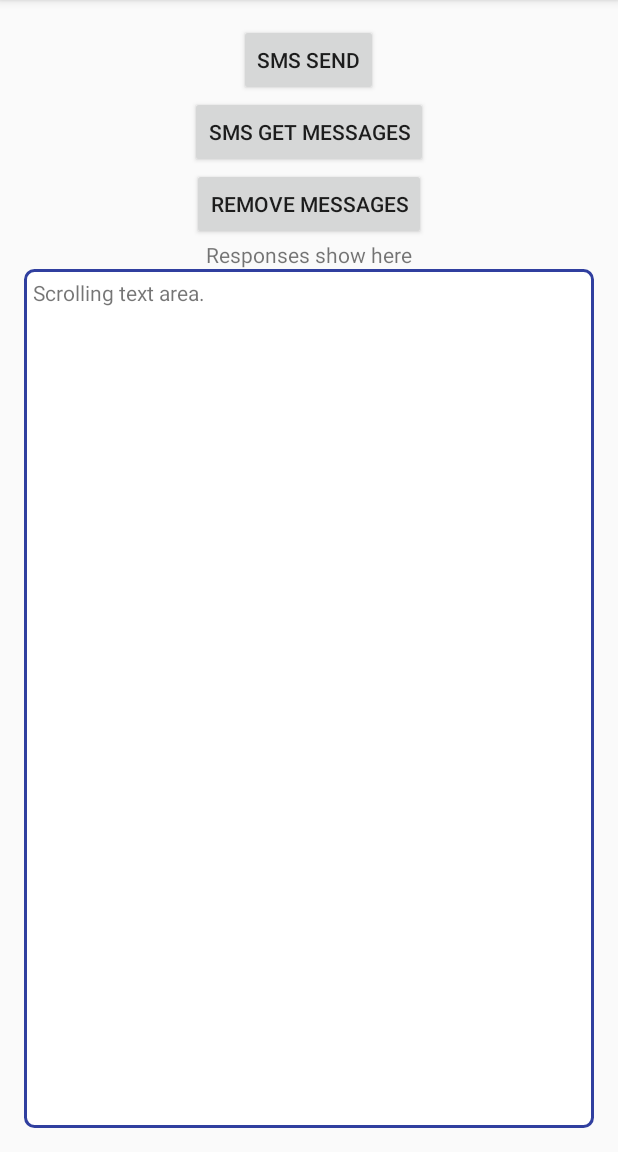
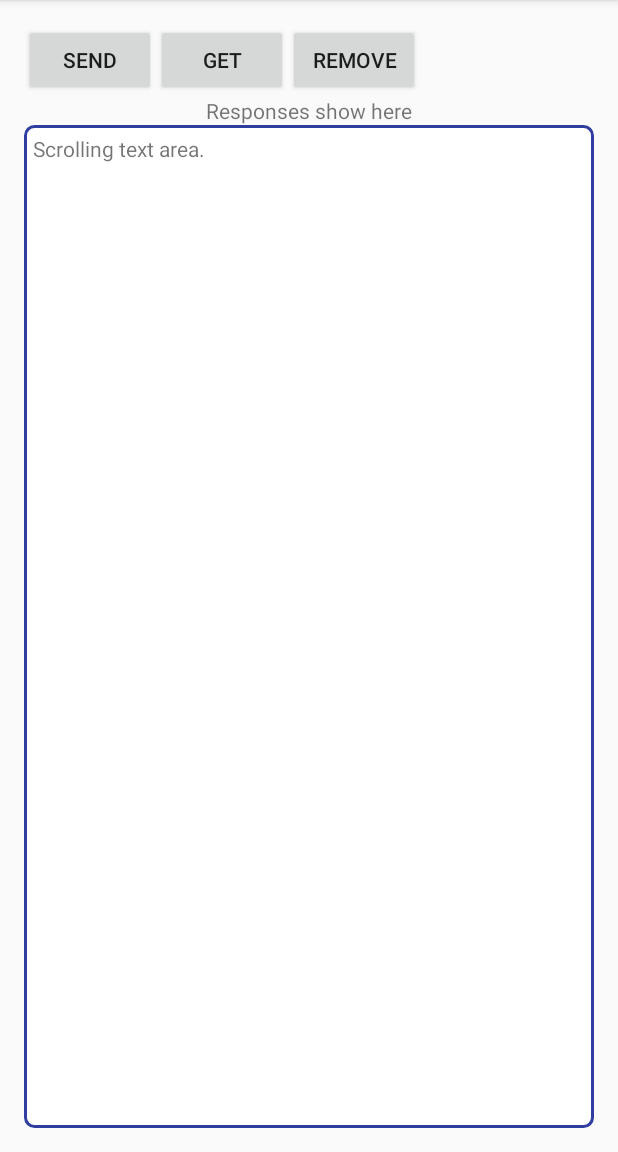
Before and after one commit to tigerfarm/OwlMessaging, an Android app: the screen it shows after launch (MainActivity), on a phone screen of 412 x 824 dp, the part 84-1236 px from its top. Run offline under Robolectric (Android 15) with nearby library versions, the phone set to English and light mode, and no system bars; pictures from the network do not load; 2 statements that could not run were skipped.

Commit message:
Align buttons at the top, and practising commit and push.

```diff
--- a/app/src/main/res/layout/activity_main.xml
+++ b/app/src/main/res/layout/activity_main.xml
@@ -16,24 +16,21 @@
         android:layout_width="wrap_content"
         android:layout_height="wrap_content"
         android:layout_alignParentTop="true"
-        android:layout_centerHorizontal="true"
-        android:text="SMS Send"/>
+        android:text="Send"/>
 
     <Button
         android:id="@+id/synchronousGet"
         android:layout_width="wrap_content"
         android:layout_height="wrap_content"
-        android:layout_centerHorizontal="true"
-        android:layout_below="@+id/asynchronousGet"
-        android:text="SMS Get Messages"/>
+        android:layout_toRightOf="@+id/asynchronousGet"
+        android:text="Get"/>
 
     <Button
         android:id="@+id/asynchronousPost"
         android:layout_width="wrap_content"
         android:layout_height="wrap_content"
-        android:layout_centerHorizontal="true"
-        android:layout_below="@+id/synchronousGet"
-        android:text="Remove Messages"/>
+        android:layout_toRightOf="@+id/synchronousGet"
+        android:text="Remove"/>
 
     <TextView
         android:id="@+id/textString"
```
